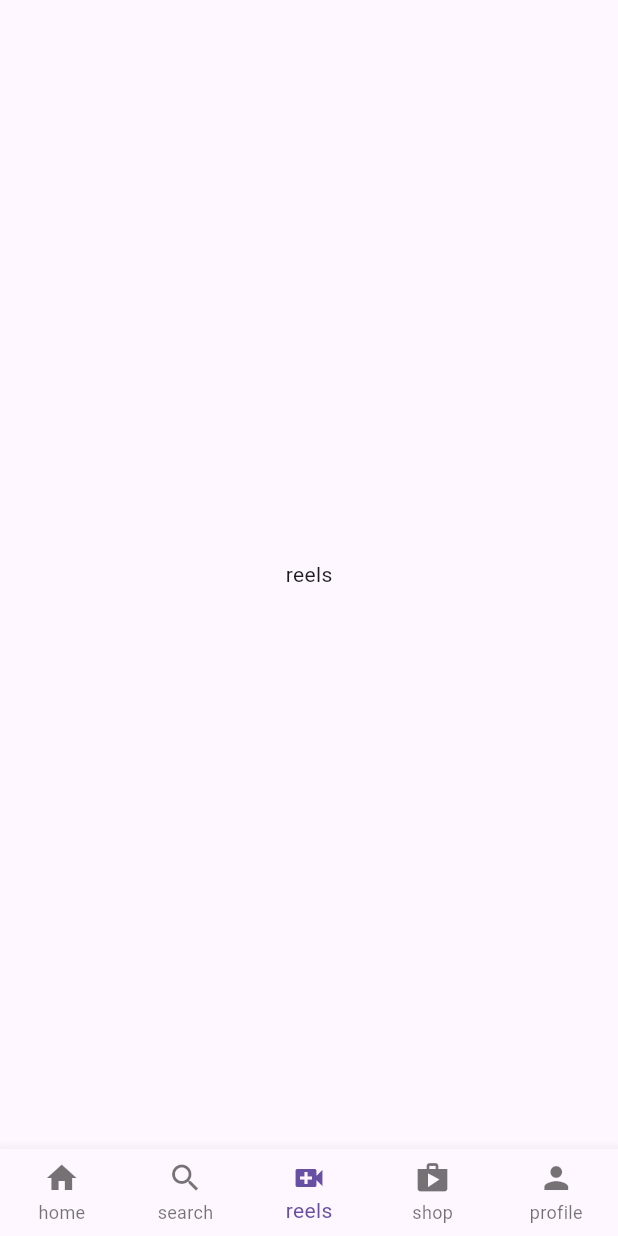
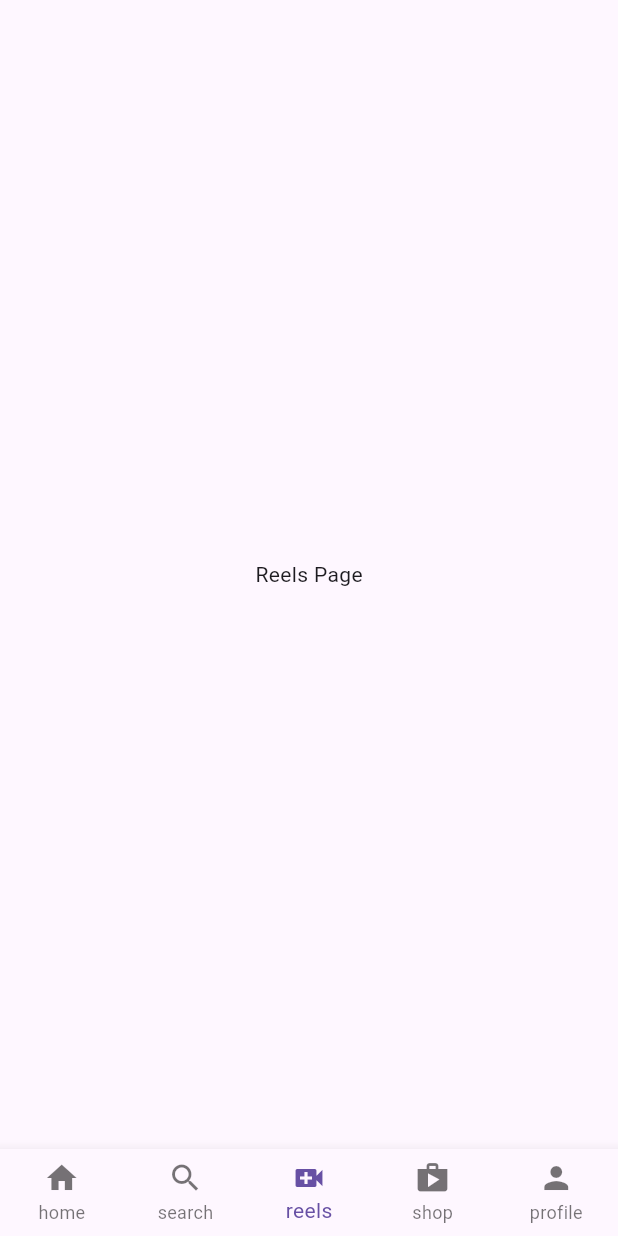
Before and after one commit to JER3MIAH/flutter_instagram_clone, a Flutter app: the screen it shows after launch, item 3 of the bottom bar chosen, on a phone screen of 412 x 824 dp. Run offline on Flutter 3.47's test engine with Material 3 defaults, Android fonts, the phone set to English and light mode, and no system bars.

Commit message:
Organize files

```diff
--- a/lib/main.dart
+++ b/lib/main.dart
@@ -1,5 +1,5 @@
 import 'package:flutter/material.dart';
-import 'package:flutter_instagram_clone/ui/home_page.dart';
+import 'package:flutter_instagram_clone/ui/features/home/pages/home_page.dart';
 
 void main() {
   runApp(const MyApp());
@@ -12,10 +12,8 @@ class MyApp extends StatelessWidget {
   Widget build(BuildContext context) {
     return MaterialApp(
       debugShowCheckedModeBanner: false,
-      title: 'Flutter Demo',
-      theme: ThemeData(
-        useMaterial3: true,
-      ),
+      title: 'Flutter Instagram Clone',
+      theme: ThemeData(),
       home: const MyHomePage(),
     );
   }
--- a/lib/ui/home_page.dart
+++ b/lib/ui/features/home/pages/home_page.dart
@@ -1,4 +1,9 @@
 import 'package:flutter/material.dart';
+import 'package:flutter_instagram_clone/ui/features/home/views/home_view.dart';
+import 'package:flutter_instagram_clone/ui/features/profile/pages/profile_page.dart';
+import 'package:flutter_instagram_clone/ui/features/reels/pages/reels_page.dart';
+import 'package:flutter_instagram_clone/ui/features/search/pages/search_page.dart';
+import 'package:flutter_instagram_clone/ui/features/shop/pages/shop_page.dart';
 
 class MyHomePage extends StatefulWidget {
   const MyHomePage({super.key});
@@ -16,12 +21,12 @@ class _MyHomePageState extends State<MyHomePage> {
     });
   }
 
-  final List pages = <Widget>[
-    const Center(child: Text('Home')),
-    const Center(child: Text('Search')),
-    const Center(child: Text('reels')),
-    const Center(child: Text('shop')),
-    const Center(child: Text('profile')),
+  final List pages = const <Widget>[
+    HomeView(),
+    SearchPage(),
+    ReelsPage(),
+    ShopPage(),
+    ProfilePage(),
   ];
 
   @override
--- /dev/null
+++ b/lib/ui/features/reels/pages/reels_page.dart
@@ -0,0 +1,14 @@
+import 'package:flutter/material.dart';
+
+class ReelsPage extends StatelessWidget {
+  const ReelsPage({super.key});
+
+  @override
+  Widget build(BuildContext context) {
+    return Scaffold(
+      body: Center(
+        child: Text('Reels Page'),
+      ),
+    );
+  }
+}
```
Also changed, not shown: lib/ui/features/home/views/home_view.dart (added, +14 -0 lines), lib/ui/features/profile/pages/profile_page.dart (added, +14 -0 lines), lib/ui/features/search/pages/search_page.dart (added, +14 -0 lines), lib/ui/features/shop/pages/shop_page.dart (added, +14 -0 lines).
